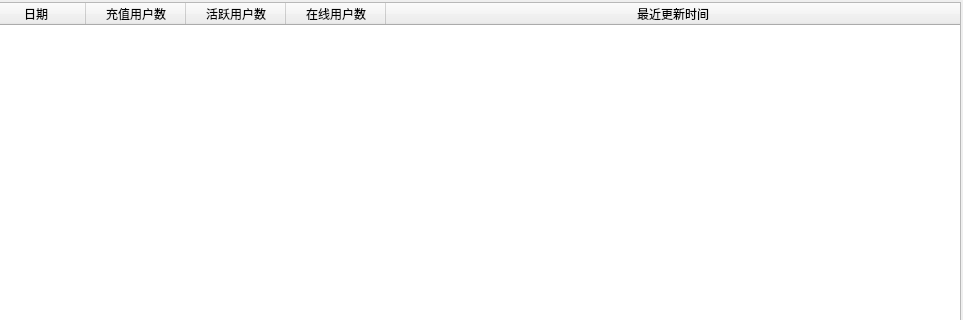
Old version of the form server/ui/wnd_server.ui in the repository decenfrontier/PyNetAuth; both pictures show x 134 to 1097 and y 0 to 320 of the 1097 by 633 pixel window.
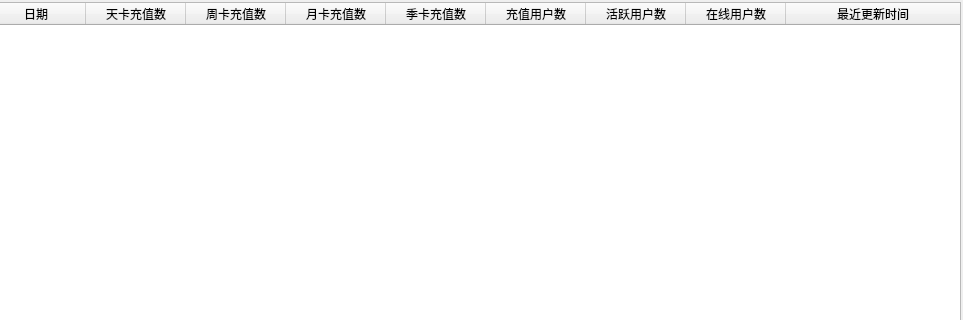
New version of the form.

What changed in the file:
```diff
--- a/server/ui/wnd_server.ui
+++ b/server/ui/wnd_server.ui
@@ -892,6 +892,26 @@
             <string>日期</string>
            </property>
           </column>
+          <column>
+           <property name="text">
+            <string>天卡充值数</string>
+           </property>
+          </column>
+          <column>
+           <property name="text">
+            <string>周卡充值数</string>
+           </property>
+          </column>
+          <column>
+           <property name="text">
+            <string>月卡充值数</string>
+           </property>
+          </column>
+          <column>
+           <property name="text">
+            <string>季卡充值数</string>
+           </property>
+          </column>
           <column>
            <property name="text">
             <string>充值用户数</string>
```
Left out of the diff: 10 changed lines with no effect on the pictures.
